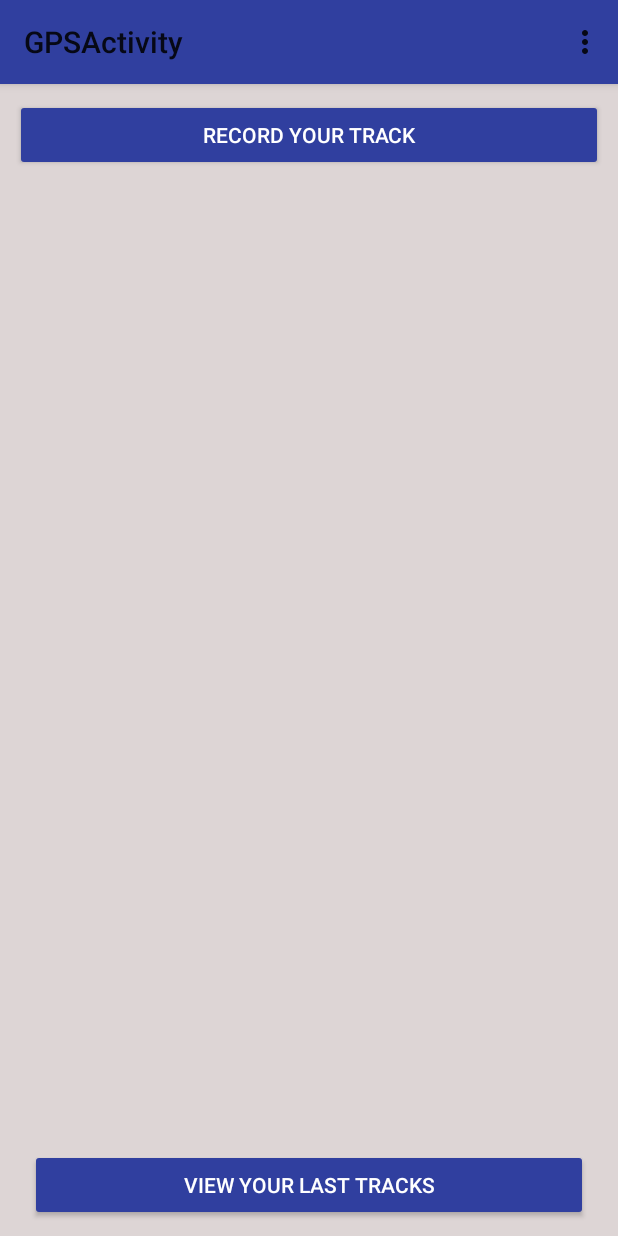
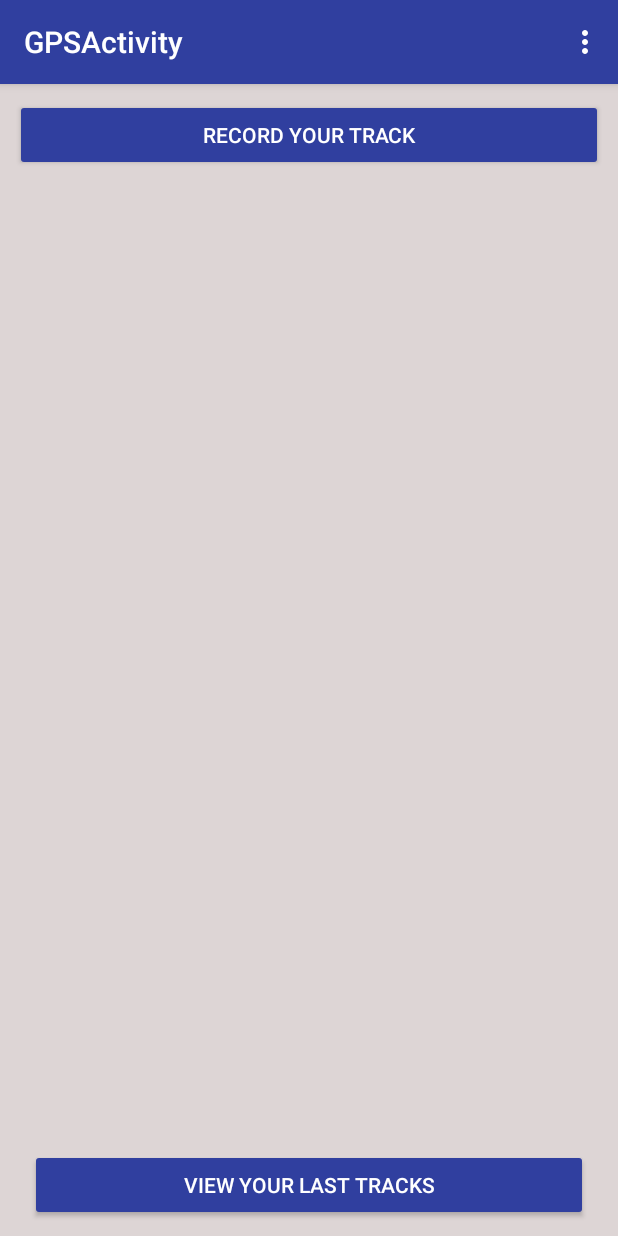
Before and after one commit to kristalis24/GPSActivity, an Android app: the screen it shows after launch (GPSActivity), on a phone screen of 412 x 824 dp. Run offline under Robolectric (Android 15) with nearby library versions, the phone set to English and light mode, and no system bars.

Commit message:
2.2 I/O operations are working

```diff
--- a/app/src/main/res/layout/gpsactivity.xml
+++ b/app/src/main/res/layout/gpsactivity.xml
@@ -24,10 +24,10 @@
         android:layout_width="match_parent"
         android:layout_height="?attr/actionBarSize"
         android:background="@color/colorPrimaryDark"
-        android:titleTextColor="@color/weiss"
+        android:textColor="@color/weiss"
         android:elevation="4dp"
         android:theme="@style/ThemeOverlay.AppCompat.ActionBar"
-        app:popupTheme="@style/ThemeOverlay.AppCompat.Light" />
+        app:popupTheme="@style/ThemeOverlay.AppCompat" />
 
     <Button
         android:id="@+id/button_gps"
--- a/app/src/main/res/layout/karte_anzeigen.xml
+++ b/app/src/main/res/layout/karte_anzeigen.xml
@@ -1,6 +1,7 @@
 <?xml version="1.0" encoding="utf-8"?>
 <com.google.android.gms.maps.MapView
     xmlns:android="http://schemas.android.com/apk/res/android"
+    xmlns:app="http://schemas.android.com/apk/res-auto"
     android:id="@+id/karte_anzeigen"
     android:layout_width="match_parent"
-    android:layout_height="match_parent" />
+    android:layout_height="match_parent"/>
--- a/app/src/main/res/values/styles.xml
+++ b/app/src/main/res/values/styles.xml
@@ -1,7 +1,7 @@
 <resources>
 
     <!-- Base application theme. -->
-    <style name="AppTheme" parent="@style/Theme.AppCompat.Light">
+    <style name="AppTheme" parent="@style/Theme.AppCompat">
         <!-- Customize your theme here. -->
         <item name="colorPrimary">@color/colorPrimary</item>
         <item name="colorPrimaryDark">@color/colorPrimaryDark</item>
```
Also changed, not shown: app/build.gradle (+6 -4 lines), app/src/main/java/de/cleopa/chentschel/gpsactivity/main/KarteAnzeigen.java (+4 -39 lines).
